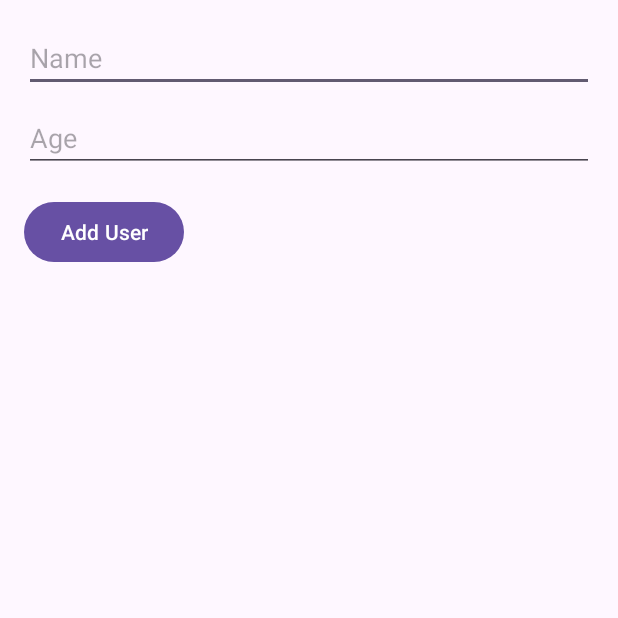
After one commit to NamTranDev/BaiGiangPrm391, an Android app: the DatabaseSqlActivity screen opened directly, with no data from a screen before it, on a phone screen of 412 x 824 dp, the top half of it. The commit adds this screen. Run offline under Robolectric (Android 15) with nearby library versions, the phone set to English and light mode, and no system bars.

Commit message:
- Example database sql

```diff
--- a/app/src/main/AndroidManifest.xml
+++ b/app/src/main/AndroidManifest.xml
@@ -29,6 +29,7 @@
         <activity android:name=".internal.InternalStorageActivity"/>
         <activity android:name=".external.ExternalStorageActivity"/>
         <activity android:name=".sharepreference.SharePreferenceActivity"/>
+        <activity android:name=".database.DatabaseSqlActivity"/>
     </application>
 
 </manifest>
--- a/app/src/main/java/nam/tran/baigiangprm391/MainActivity.java
+++ b/app/src/main/java/nam/tran/baigiangprm391/MainActivity.java
@@ -6,6 +6,7 @@ import android.content.Intent;
 import android.os.Bundle;
 
 import nam.tran.baigiangprm391.asm2.Asm2Activity;
+import nam.tran.baigiangprm391.database.DatabaseSqlActivity;
 import nam.tran.baigiangprm391.external.ExternalStorageActivity;
 import nam.tran.baigiangprm391.internal.InternalStorageActivity;
 import nam.tran.baigiangprm391.sharepreference.SharePreferenceActivity;
@@ -20,6 +21,7 @@ public class MainActivity extends AppCompatActivity {
         findViewById(R.id.bt_internal_storage).setOnClickListener(v -> openScreen(InternalStorageActivity.class));
         findViewById(R.id.bt_external_storage).setOnClickListener(v -> openScreen(ExternalStorageActivity.class));
         findViewById(R.id.bt_share_reference).setOnClickListener(v -> openScreen(SharePreferenceActivity.class));
+        findViewById(R.id.bt_database).setOnClickListener(v -> openScreen(DatabaseSqlActivity.class));
     }
 
     void openScreen(Class screen) {
--- /dev/null
+++ b/app/src/main/java/nam/tran/baigiangprm391/database/DatabaseHelper.java
@@ -0,0 +1,37 @@
+package nam.tran.baigiangprm391.database;
+
+import android.content.Context;
+import android.database.sqlite.SQLiteDatabase;
+import android.database.sqlite.SQLiteOpenHelper;
+
+public class DatabaseHelper extends SQLiteOpenHelper {
+
+    private static final String DATABASE_NAME = "user.db";
+    private static final int DATABASE_VERSION = 1;
+
+    // SQL command to create the table
+    private static final String SQL_CREATE_ENTRIES =
+            "CREATE TABLE " + DatabaseContract.UserEntry.TABLE_NAME + " (" +
+                    DatabaseContract.UserEntry._ID + " INTEGER PRIMARY KEY," +
+                    DatabaseContract.UserEntry.COLUMN_NAME + " TEXT," +
+                    DatabaseContract.UserEntry.COLUMN_AGE + " INTEGER)";
+
+    // SQL command to delete the table
+    private static final String SQL_DELETE_ENTRIES =
+            "DROP TABLE IF EXISTS " + DatabaseContract.UserEntry.TABLE_NAME;
+
+    public DatabaseHelper(Context context) {
+        super(context, DATABASE_NAME, null, DATABASE_VERSION);
+    }
+
+    @Override
+    public void onCreate(SQLiteDatabase db) {
+        db.execSQL(SQL_CREATE_ENTRIES);
+    }
+
+    @Override
+    public void onUpgrade(SQLiteDatabase db, int oldVersion, int newVersion) {
+        db.execSQL(SQL_DELETE_ENTRIES);
+        onCreate(db);
+    }
+}
--- /dev/null
+++ b/app/src/main/java/nam/tran/baigiangprm391/database/DatabaseSqlActivity.java
@@ -0,0 +1,105 @@
+package nam.tran.baigiangprm391.database;
+
+import android.content.ContentValues;
+import android.database.Cursor;
+import android.database.sqlite.SQLiteDatabase;
+import android.os.Bundle;
+import android.view.View;
+import android.widget.Button;
+import android.widget.EditText;
+import android.widget.LinearLayout;
+import android.widget.TextView;
+import android.widget.Toast;
+
+import androidx.appcompat.app.AppCompatActivity;
+
+import nam.tran.baigiangprm391.R;
+
+public class DatabaseSqlActivity extends AppCompatActivity {
+    private EditText nameEditText, ageEditText;
+    private LinearLayout userListLayout;
+
+    private SQLiteDatabase database;
+
+    @Override
+    protected void onCreate(Bundle savedInstanceState) {
+        super.onCreate(savedInstanceState);
+        setContentView(R.layout.activity_database_sql);
+
+        // Khởi tạo UI components
+        nameEditText = findViewById(R.id.editTextName);
+        ageEditText = findViewById(R.id.editTextAge);
+        userListLayout = findViewById(R.id.userListLayout);
+
+        // Khởi tạo cơ sở dữ liệu
+        DatabaseHelper dbHelper = new DatabaseHelper(this);
+        database = dbHelper.getWritableDatabase();
+
+        // Load danh sách người dùng khi ứng dụng khởi động
+        loadUserList();
+
+        // Xử lý sự kiện khi người dùng nhấn nút "Add User"
+        Button addButton = findViewById(R.id.buttonAddUser);
+        addButton.setOnClickListener(new View.OnClickListener() {
+            @Override
+            public void onClick(View v) {
+                addUser();
+            }
+        });
+    }
+
+    private void addUser() {
+        String name = nameEditText.getText().toString().trim();
+        String ageString = ageEditText.getText().toString().trim();
+
+        if (name.isEmpty() || ageString.isEmpty()) {
+            Toast.makeText(this,"Please input name and age",Toast.LENGTH_SHORT).show();
+            return;
+        }
+
+        int age = Integer.parseInt(ageString);
+
+        // Thêm người dùng vào cơ sở dữ liệu
+        ContentValues values = new ContentValues();
+        values.put(DatabaseContract.UserEntry.COLUMN_NAME, name);
+        values.put(DatabaseContract.UserEntry.COLUMN_AGE, age);
+
+        long newRowId = database.insert(DatabaseContract.UserEntry.TABLE_NAME, null, values);
+
+        // Hiển thị thông báo khi thêm người dùng thành công
+        if (newRowId != -1) {
+            loadUserList();  // Cập nhật danh sách người dùng
+            nameEditText.getText().clear();
+            ageEditText.getText().clear();
+        }
+    }
+
+    private void loadUserList() {
+        userListLayout.removeAllViews();
+
+        // Truy vấn tất cả dữ liệu từ cơ sở dữ liệu
+        Cursor cursor = database.query(
+                DatabaseContract.UserEntry.TABLE_NAME,
+                null,
+                null,
+                null,
+                null,
+                null,
+                null
+        );
+
+        // Hiển thị danh sách người dùng
+        while (cursor.moveToNext()) {
+            int userId = cursor.getInt(cursor.getColumnIndexOrThrow(DatabaseContract.UserEntry._ID));
+            String userName = cursor.getString(cursor.getColumnIndexOrThrow(DatabaseContract.UserEntry.COLUMN_NAME));
+            int userAge = cursor.getInt(cursor.getColumnIndexOrThrow(DatabaseContract.UserEntry.COLUMN_AGE));
+
+            TextView userTextView = new TextView(this);
+            userTextView.setText("ID: " + userId + ", Name: " + userName + ", Age: " + userAge);
+
+            userListLayout.addView(userTextView);
+        }
+
+        cursor.close();
+    }
+}
--- /dev/null
+++ b/app/src/main/res/layout/activity_database_sql.xml
@@ -0,0 +1,54 @@
+<?xml version="1.0" encoding="utf-8"?>
+<RelativeLayout xmlns:android="http://schemas.android.com/apk/res/android"
+    xmlns:tools="http://schemas.android.com/tools"
+    android:layout_width="match_parent"
+    android:layout_height="match_parent"
+    tools:context=".MainActivity">
+
+    <EditText
+        android:id="@+id/editTextName"
+        android:layout_width="match_parent"
+        android:layout_height="wrap_content"
+        android:hint="Name"
+        android:layout_marginTop="16dp"
+        android:layout_marginLeft="16dp"
+        android:layout_marginRight="16dp"/>
+
+    <EditText
+        android:id="@+id/editTextAge"
+        android:layout_width="match_parent"
+        android:layout_height="wrap_content"
+        android:hint="Age"
+        android:inputType="number"
+        android:layout_below="@id/editTextName"
+        android:layout_marginTop="8dp"
+        android:layout_marginLeft="16dp"
+        android:layout_marginRight="16dp"/>
+
+    <Button
+        android:id="@+id/buttonAddUser"
+        android:layout_width="wrap_content"
+        android:layout_height="wrap_content"
+        android:text="Add User"
+        android:layout_below="@id/editTextAge"
+        android:layout_marginTop="16dp"
+        android:layout_marginLeft="16dp"
+        android:layout_marginRight="16dp"/>
+
+    <ScrollView
+        android:id="@+id/scrollView"
+        android:layout_width="match_parent"
+        android:layout_height="match_parent"
+        android:layout_below="@id/buttonAddUser"
+        android:layout_marginTop="16dp"
+        android:layout_marginLeft="16dp"
+        android:layout_marginRight="16dp">
+
+        <LinearLayout
+            android:id="@+id/userListLayout"
+            android:layout_width="match_parent"
+            android:layout_height="wrap_content"
+            android:orientation="vertical"/>
+    </ScrollView>
+
+</RelativeLayout>
```
Also changed, not shown: app/src/main/java/nam/tran/baigiangprm391/database/DatabaseContract.java (added, +14 -0 lines), app/src/main/res/layout/activity_main.xml (+11 -1 lines).
